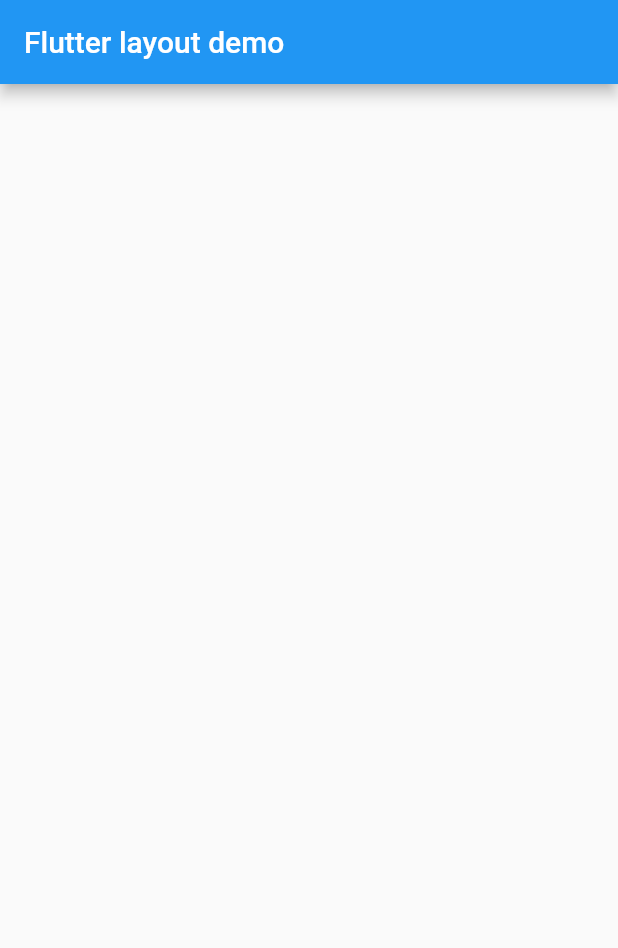
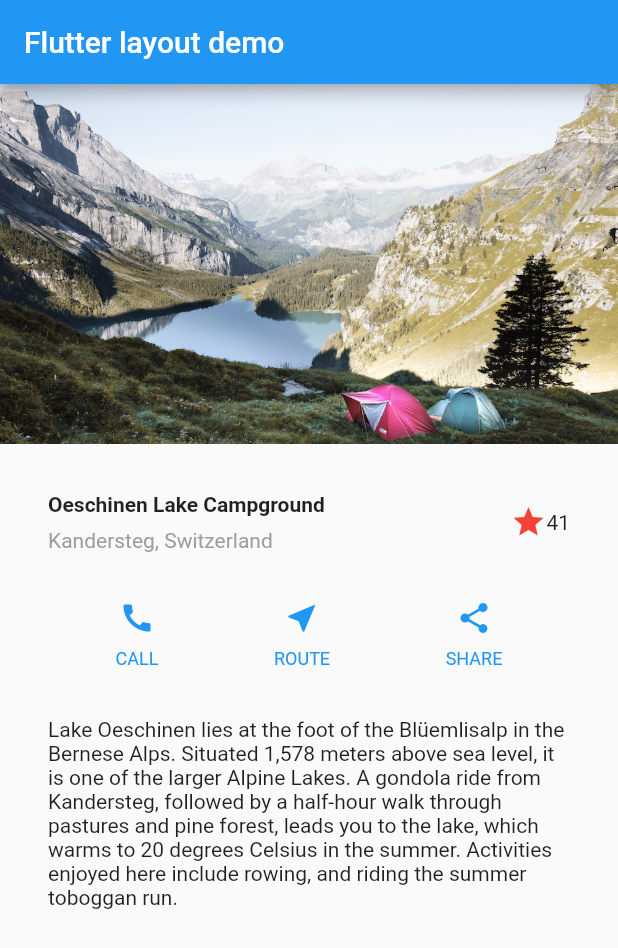
Before and after one commit to floreaadrian/Flutter-Projects, a Flutter app: the screen it shows after launch, on a phone screen of 412 x 824 dp. Shown: the top 948 px of the screen. Run offline on Flutter 3.47's test engine with Material 2 defaults, Android fonts, the phone set to English and light mode, and no system bars.

Commit message:
done without interactivity

```diff
--- a/building_layouts_tutorial_app/lib/main.dart
+++ b/building_layouts_tutorial_app/lib/main.dart
@@ -3,7 +3,6 @@ import 'package:flutter/material.dart';
 void main() => runApp(MyApp());
 
 class MyApp extends StatelessWidget {
-  // This widget is the root of your application.
   @override
   Widget build(BuildContext context) {
     return MaterialApp(
@@ -21,12 +20,98 @@ class MyHomePage extends StatelessWidget {
 
   final String title;
 
+  Widget titleSection = Container(
+    padding: const EdgeInsets.all(32),
+    child: Row(
+      children: <Widget>[
+        Expanded(
+          child: Column(
+            crossAxisAlignment: CrossAxisAlignment.start,
+            children: <Widget>[
+              Container(
+                padding: const EdgeInsets.only(bottom: 8),
+                child: Text(
+                  'Oeschinen Lake Campground',
+                  style: TextStyle(
+                    fontWeight: FontWeight.bold,
+                  ),
+                ),
+              ),
+              Text(
+                'Kandersteg, Switzerland',
+                style: TextStyle(
+                  color: Colors.grey[500],
+                ),
+              ),
+            ],
+          ),
+        ),
+        Icon(Icons.star, color: Colors.red[500]),
+        Text('41')
+      ],
+    ),
+  );
+
+  Widget textSection = Container(
+    padding: const EdgeInsets.all(32),
+    child: Text(
+      'Lake Oeschinen lies at the foot of the Blüemlisalp in the Bernese '
+      'Alps. Situated 1,578 meters above sea level, it is one of the '
+      'larger Alpine Lakes. A gondola ride from Kandersteg, followed by a '
+      'half-hour walk through pastures and pine forest, leads you to the '
+      'lake, which warms to 20 degrees Celsius in the summer. Activities '
+      'enjoyed here include rowing, and riding the summer toboggan run.',
+      softWrap: true,
+    ),
+  );
+
+  Widget image = Image.asset('images/lake.jpg',
+      width: 600, height: 240, fit: BoxFit.cover);
+
   @override
   Widget build(BuildContext context) {
+    Color color = Theme.of(context).primaryColor;
+    Widget buttonSection = Container(
+      child: Row(
+        mainAxisAlignment: MainAxisAlignment.spaceEvenly,
+        children: [
+          _buildButtonColumn(color, Icons.call, 'CALL'),
+          _buildButtonColumn(color, Icons.near_me, 'ROUTE'),
+          _buildButtonColumn(color, Icons.share, 'SHARE'),
+        ],
+      ),
+    );
     return Scaffold(
       appBar: AppBar(
         title: Text(this.title),
       ),
+      body: ListView(
+        children: <Widget>[image, titleSection, buttonSection, textSection],
+      ),
+    );
+  }
+
+  Column _buildButtonColumn(Color color, IconData icon, String label) {
+    return Column(
+      mainAxisSize: MainAxisSize.min,
+      mainAxisAlignment: MainAxisAlignment.center,
+      children: <Widget>[
+        Icon(
+          icon,
+          color: color,
+        ),
+        Container(
+          margin: EdgeInsets.only(top: 8.0),
+          child: Text(
+            label,
+            style: TextStyle(
+              fontSize: 12,
+              fontWeight: FontWeight.w400,
+              color: color,
+            ),
+          ),
+        )
+      ],
     );
   }
 }
```
Also changed, not shown: building_layouts_tutorial_app/pubspec.yaml (+39 -44 lines), building_layouts_tutorial_app/images/lake.jpg (added).
